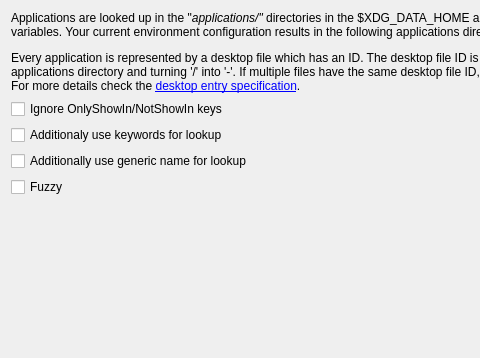
This is applications/src/configwidget.ui in albertlauncher/plugins as Qt 5 draws it before an edit; both pictures show x 0 to 480 and y 0 to 358 of the 800 by 600 pixel window. The edited form follows.
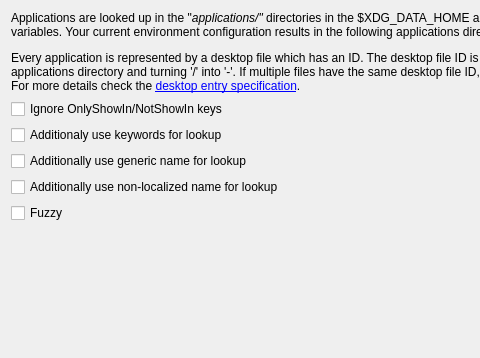
This is the edited form.

Commit message: [Applications] Add option to use the non-localized 'name' for lookup

```diff
--- a/applications/src/configwidget.ui
+++ b/applications/src/configwidget.ui
@@ -58,6 +58,13 @@
           <string>Additionally use generic name for lookup</string>
          </property>
         </widget>
+      </item>
+      <item>
+        <widget class="QCheckBox" name="checkBox_useNonLocalizedName">
+         <property name="text">
+          <string>Additionally use non-localized name for lookup</string>
+         </property>
+        </widget>
        </item>
        <item>
         <widget class="QCheckBox" name="checkBox_fuzzy">
```
The commit also changes 1 other file.
